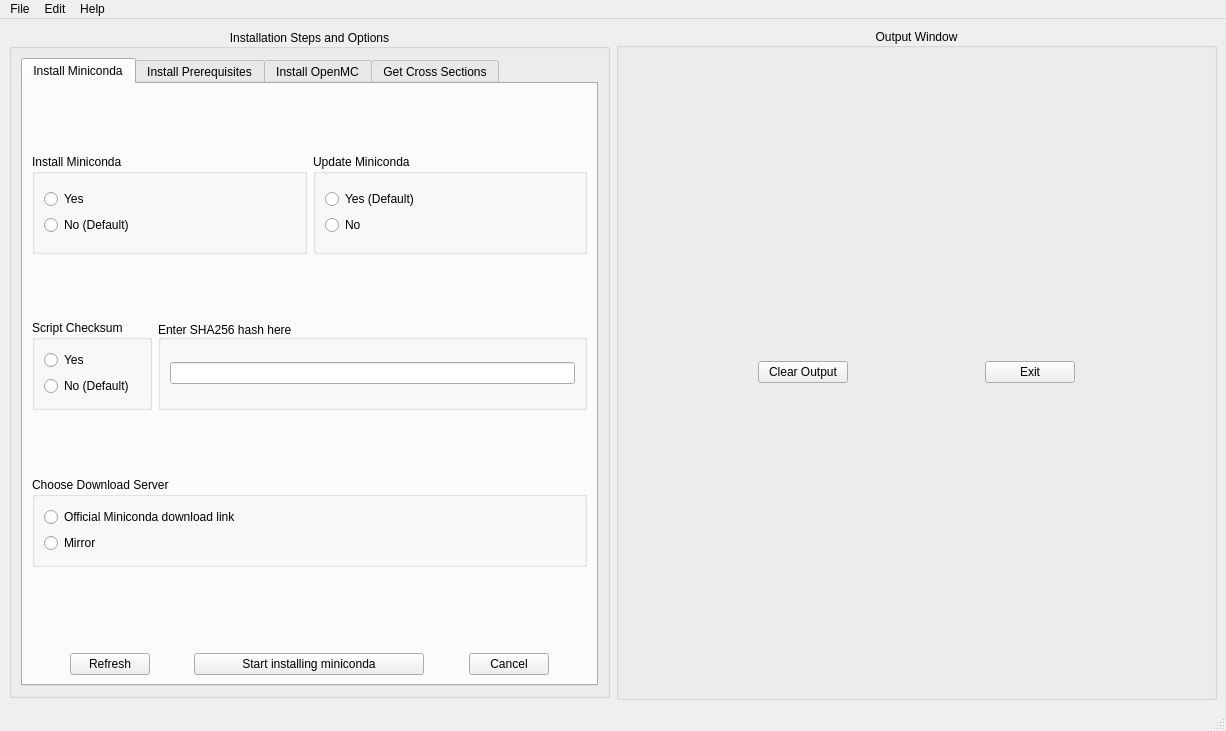
Old version of the form src/ui/GUI_Install.ui in the repository tarekbardouni/ERSN-OpenMC-Py.
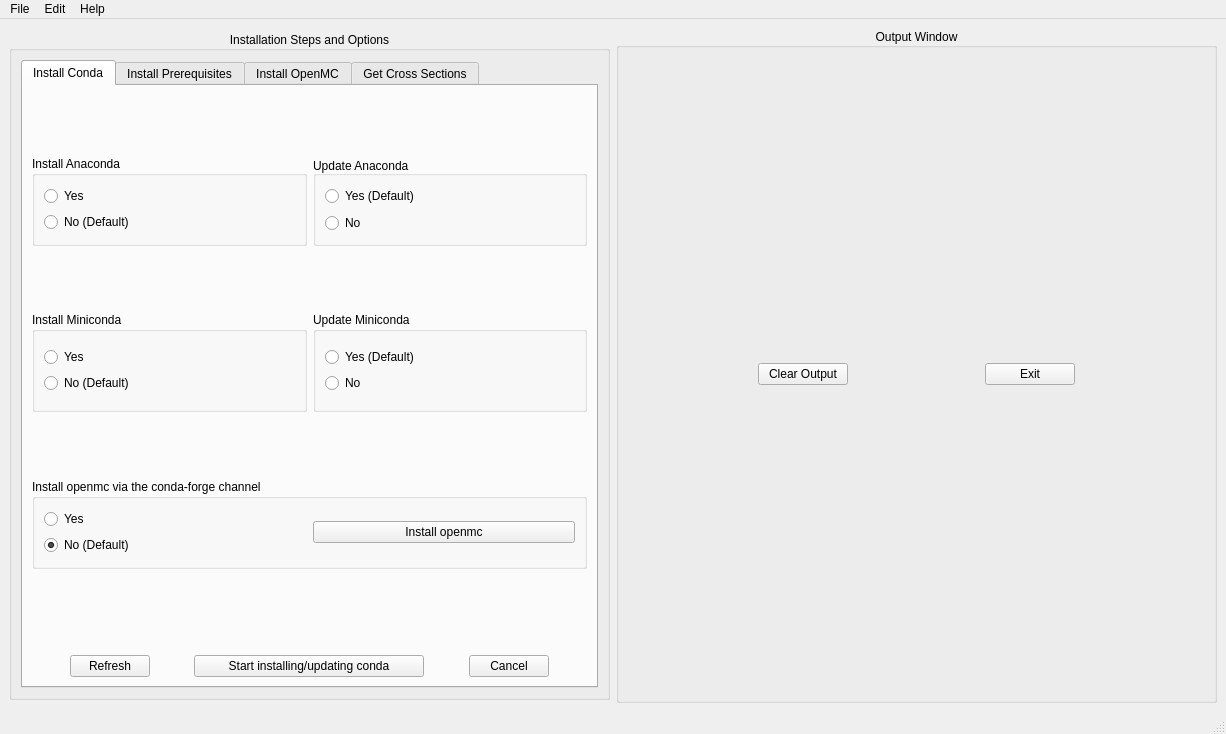
New version of the form. The open tabs and pages were chosen to show the change.

Commit message: ERSN-OpenMC-Py v1.4.1: takes into account photon spectrum with GEB, Keff and tally triggers and fixes minor bugs

Patch:
```diff
--- a/src/ui/GUI_Install.ui
+++ b/src/ui/GUI_Install.ui
@@ -7,7 +7,7 @@
     <x>0</x>
     <y>0</y>
     <width>1226</width>
-    <height>731</height>
+    <height>734</height>
    </rect>
   </property>
   <property name="windowTitle">
@@ -52,23 +52,10 @@
          </property>
          <widget class="QWidget" name="tab_in_miniconda">
           <attribute name="title">
-           <string>Install Miniconda</string>
+           <string>Install Conda</string>
           </attribute>
           <layout class="QGridLayout" name="gridLayout_8">
            <item row="6" column="0">
-            <spacer name="verticalSpacer">
-             <property name="orientation">
-              <enum>Qt::Vertical</enum>
-             </property>
-             <property name="sizeHint" stdset="0">
-              <size>
-               <width>20</width>
-               <height>80</height>
-              </size>
-             </property>
-            </spacer>
-           </item>
-           <item row="4" column="0">
             <spacer name="verticalSpacer_7">
              <property name="orientation">
               <enum>Qt::Vertical</enum>
@@ -81,183 +68,7 @@
              </property>
             </spacer>
            </item>
-           <item row="2" column="0">
-            <spacer name="verticalSpacer_8">
-             <property name="orientation">
-              <enum>Qt::Vertical</enum>
-             </property>
-             <property name="sizeHint" stdset="0">
-              <size>
-               <width>20</width>
-               <height>40</height>
-              </size>
-             </property>
-            </spacer>
-           </item>
-           <item row="3" column="0">
-            <layout class="QHBoxLayout" name="horizontalLayout_11">
-             <item>
-              <widget class="QGroupBox" name="Python_Version_gB_2">
-               <property name="minimumSize">
-                <size>
-                 <width>0</width>
-                 <height>10</height>
-                </size>
-               </property>
-               <property name="maximumSize">
-                <size>
-                 <width>200</width>
-                 <height>90</height>
-                </size>
-               </property>
-               <property name="title">
-                <string>Script Checksum</string>
-               </property>
-               <layout class="QGridLayout" name="gridLayout_11">
-                <item row="0" column="0">
-                 <layout class="QVBoxLayout" name="verticalLayout_23">
-                  <item>
-                   <widget class="QRadioButton" name="rB_yes_checksum">
-                    <property name="text">
-                     <string>Yes</string>
-                    </property>
-                   </widget>
-                  </item>
-                  <item>
-                   <widget class="QRadioButton" name="rB_no_checksum">
-                    <property name="text">
-                     <string>No (Default)</string>
-                    </property>
-                   </widget>
-                  </item>
-                 </layout>
-                </item>
-               </layout>
-              </widget>
-             </item>
-             <item>
-              <widget class="QGroupBox" name="groupBox_23">
-               <property name="minimumSize">
-                <size>
-                 <width>0</width>
-                 <height>90</height>
-                </size>
-               </property>
-               <property name="maximumSize">
-                <size>
-                 <width>16777215</width>
-                 <height>90</height>
-                </size>
-               </property>
-               <property name="title">
-                <string>Enter SHA256 hash here</string>
-               </property>
-               <property name="alignment">
-                <set>Qt::AlignBottom|Qt::AlignLeading|Qt::AlignLeft</set>
-               </property>
-               <layout class="QGridLayout" name="gridLayout_10">
-                <item row="0" column="0">
-                 <widget class="QLineEdit" name="lineEdit_SHA256">
-                  <property name="text">
-                   <string/>
-                  </property>
-                 </widget>
-                </item>
-               </layout>
-              </widget>
-             </item>
-            </layout>
-           </item>
-           <item row="7" column="0">
-            <layout class="QHBoxLayout" name="horizontalLayout_10">
-             <item>
-              <spacer name="horizontalSpacer_12">
-               <property name="orientation">
-                <enum>Qt::Horizontal</enum>
-               </property>
-               <property name="sizeHint" stdset="0">
-                <size>
-                 <width>40</width>
-                 <height>20</height>
-                </size>
-               </property>
-              </spacer>
-             </item>
-             <item>
-              <widget class="QPushButton" name="pB_Refresh_conda">
-               <property name="text">
-                <string>Refresh</string>
-               </property>
-              </widget>
-             </item>
-             <item>
-              <spacer name="horizontalSpacer_9">
-               <property name="orientation">
-                <enum>Qt::Horizontal</enum>
-               </property>
-               <property name="sizeHint" stdset="0">
-                <size>
-                 <width>40</width>
-                 <height>20</height>
-                </size>
-               </property>
-              </spacer>
-             </item>
-             <item>
-              <widget class="QPushButton" name="pB_Start_conda">
-               <property name="minimumSize">
-                <size>
-                 <width>230</width>
-                 <height>0</height>
-                </size>
-               </property>
-               <property name="toolTip">
-                <string>&lt;html&gt;&lt;head/&gt;&lt;body&gt;&lt;p&gt;&lt;span style=&quot; color:#008000;&quot;&gt;IMPORTANTE: For changes to take effect, after miniconda installation, close and  re-openyour current shell and the GUI !&lt;/span&gt;&lt;/p&gt;&lt;/body&gt;&lt;/html&gt;</string>
-               </property>
-               <property name="whatsThis">
-                <string>&lt;html&gt;&lt;head/&gt;&lt;body&gt;&lt;p&gt;&lt;span style=&quot; color:#008000;&quot;&gt;IMPORTANTE: For changes to take effect, after miniconda installation, close and  re-openyour current shell and the GUI !&lt;/span&gt;&lt;/p&gt;&lt;/body&gt;&lt;/html&gt;</string>
-               </property>
-               <property name="text">
-                <string>Start installing miniconda</string>
-               </property>
-              </widget>
-             </item>
-             <item>
-              <spacer name="horizontalSpacer_10">
-               <property name="orientation">
-                <enum>Qt::Horizontal</enum>
-               </property>
-               <property name="sizeHint" stdset="0">
-                <size>
-                 <width>40</width>
-                 <height>20</height>
-                </size>
-               </property>
-              </spacer>
-             </item>
-             <item>
-              <widget class="QPushButton" name="pB_Cancel_conda">
-               <property name="text">
-                <string>Cancel</string>
-               </property>
-              </widget>
-             </item>
-             <item>
-              <spacer name="horizontalSpacer_13">
-               <property name="orientation">
-                <enum>Qt::Horizontal</enum>
-               </property>
-               <property name="sizeHint" stdset="0">
-                <size>
-                 <width>40</width>
-                 <height>20</height>
-                </size>
-               </property>
-              </spacer>
-             </item>
-            </layout>
-           </item>
-           <item row="1" column="0">
+           <item row="5" column="0">
             <layout class="QHBoxLayout" name="horizontalLayout_3">
              <item>
               <widget class="QGroupBox" name="groupBox_17">
@@ -339,7 +150,20 @@
              </item>
             </layout>
            </item>
-           <item row="5" column="0">
+           <item row="0" column="0">
+            <spacer name="verticalSpacer_9">
+             <property name="orientation">
+              <enum>Qt::Vertical</enum>
+             </property>
+             <property name="sizeHint" stdset="0">
+              <size>
+               <width>20</width>
+               <height>40</height>
+              </size>
+             </property>
+            </spacer>
+           </item>
+           <item row="7" column="0">
             <layout class="QHBoxLayout" name="horizontalLayout_12">
              <item>
               <widget class="QGroupBox" name="Python_Version_gB_3">
@@ -356,25 +180,39 @@
                 </size>
                </property>
                <property name="title">
-                <string>Choose Download Server</string>
+                <string>Install openmc via the conda-forge channel</string>
                </property>
-               <layout class="QGridLayout" name="gridLayout_12">
+               <layout class="QGridLayout" name="gridLayout_48">
                 <item row="0" column="0">
-                 <layout class="QVBoxLayout" name="verticalLayout_22">
+                 <layout class="QVBoxLayout" name="verticalLayout_3">
                   <item>
                    <widget class="QRadioButton" name="rB_CONDA_URL">
                     <property name="text">
-                     <string>Official Miniconda download link</string>
+                     <string>Yes</string>
                     </property>
                    </widget>
                   </item>
                   <item>
-                   <widget class="QRadioButton" name="rB_MIRROR_URL">
-                    <property name="enabled">
+                   <widget class="QRadioButton" name="rB_no_openmc">
+                    <property name="text">
+                     <string>No (Default)</string>
+                    </property>
+                    <property name="checked">
                      <bool>true</bool>
                     </property>
+                    <attribute name="buttonGroup">
+                     <string notr="true">buttonGroup_5</string>
+                    </attribute>
+                   </widget>
+                  </item>
+                 </layout>
+                </item>
+                <item row="0" column="1">
+                 <layout class="QGridLayout" name="gridLayout_12">
+                  <item row="0" column="0">
+                   <widget class="QPushButton" name="PB_Inst_OpenMC_conda">
                     <property name="text">
-                     <string>Mirror</string>
+                     <string>Install openmc</string>
                     </property>
                    </widget>
                   </item>
@@ -385,8 +223,197 @@
              </item>
             </layout>
            </item>
-           <item row="0" column="0">
-            <spacer name="verticalSpacer_9">
+           <item row="11" column="0">
+            <layout class="QHBoxLayout" name="horizontalLayout_10">
+             <item>
+              <spacer name="horizontalSpacer_12">
+               <property name="orientation">
+                <enum>Qt::Horizontal</enum>
+               </property>
+               <property name="sizeHint" stdset="0">
+                <size>
+                 <width>40</width>
+                 <height>20</height>
+                </size>
+               </property>
+              </spacer>
+             </item>
+             <item>
+              <widget class="QPushButton" name="pB_Refresh_conda">
+               <property name="text">
+                <string>Refresh</string>
+               </property>
+              </widget>
+             </item>
+             <item>
+              <spacer name="horizontalSpacer_9">
+               <property name="orientation">
+                <enum>Qt::Horizontal</enum>
+               </property>
+               <property name="sizeHint" stdset="0">
+                <size>
+                 <width>40</width>
+                 <height>20</height>
+                </size>
+               </property>
+              </spacer>
+             </item>
+             <item>
+              <widget class="QPushButton" name="pB_Start_conda">
+               <property name="minimumSize">
+                <size>
+                 <width>230</width>
+                 <height>0</height>
+                </size>
+               </property>
+               <property name="toolTip">
+                <string>&lt;html&gt;&lt;head/&gt;&lt;body&gt;&lt;p&gt;&lt;span style=&quot; color:#008000;&quot;&gt;IMPORTANTE: For changes to take effect, after miniconda installation, close and  re-openyour current shell and the GUI !&lt;/span&gt;&lt;/p&gt;&lt;/body&gt;&lt;/html&gt;</string>
+               </property>
+               <property name="whatsThis">
+                <string>&lt;html&gt;&lt;head/&gt;&lt;body&gt;&lt;p&gt;&lt;span style=&quot; color:#008000;&quot;&gt;IMPORTANTE: For changes to take effect, after miniconda installation, close and  re-openyour current shell and the GUI !&lt;/span&gt;&lt;/p&gt;&lt;/body&gt;&lt;/html&gt;</string>
+               </property>
+               <property name="text">
+                <string>Start installing/updating conda</string>
+               </property>
+              </widget>
+             </item>
+             <item>
+              <spacer name="horizontalSpacer_10">
+               <property name="orientation">
+                <enum>Qt::Horizontal</enum>
+               </property>
+               <property name="sizeHint" stdset="0">
+                <size>
+                 <width>40</width>
+                 <height>20</height>
+                </size>
+               </property>
+              </spacer>
+             </item>
+             <item>
+              <widget class="QPushButton" name="pB_Cancel_conda">
+               <property name="text">
+                <string>Cancel</string>
+               </property>
+              </widget>
+             </item>
+             <item>
+              <spacer name="horizontalSpacer_13">
+               <property name="orientation">
+                <enum>Qt::Horizontal</enum>
+               </property>
+               <property name="sizeHint" stdset="0">
+                <size>
+                 <width>40</width>
+                 <height>20</height>
+                </size>
+               </property>
+              </spacer>
+             </item>
+            </layout>
+           </item>
+           <item row="8" column="0">
+            <spacer name="verticalSpacer">
+             <property name="orientation">
+              <enum>Qt::Vertical</enum>
+             </property>
+             <property name="sizeHint" stdset="0">
+              <size>
+               <width>20</width>
+               <height>80</height>
+              </size>
+             </property>
+            </spacer>
+           </item>
+           <item row="3" column="0">
+            <layout class="QHBoxLayout" name="horizontalLayout_11">
+             <item>
+              <widget class="QGroupBox" name="Python_Version_gB_2">
+               <property name="minimumSize">
+                <size>
+                 <width>0</width>
+                 <height>10</height>
+                </size>
+               </property>
+               <property name="maximumSize">
+                <size>
+                 <width>1111111</width>
+                 <height>90</height>
+                </size>
+               </property>
+               <property name="title">
+                <string>Install Anaconda</string>
+               </property>
+               <layout class="QGridLayout" name="gridLayout_11">
+                <item row="0" column="0">
+                 <layout class="QVBoxLayout" name="verticalLayout_23">
+                  <item>
+                   <widget class="QRadioButton" name="rB_yes_anaconda">
+                    <property name="text">
+                     <string>Yes</string>
+                    </property>
+                    <attribute name="buttonGroup">
+                     <string notr="true">buttonGroup_6</string>
+                    </attribute>
+                   </widget>
+                  </item>
+                  <item>
+                   <widget class="QRadioButton" name="rB_no_anaconda">
+                    <property name="text">
+                     <string>No (Default)</string>
+                    </property>
+                    <attribute name="buttonGroup">
+                     <string notr="true">buttonGroup_6</string>
+                    </attribute>
+                   </widget>
+                  </item>
+                 </layout>
+                </item>
+               </layout>
+              </widget>
+             </item>
+             <item>
+              <widget class="QGroupBox" name="groupBox_23">
+               <property name="minimumSize">
+                <size>
+                 <width>0</width>
+                 <height>90</height>
+                </size>
+               </property>
+               <property name="maximumSize">
+                <size>
+                 <width>16777215</width>
+                 <height>90</height>
+                </size>
+               </property>
+               <property name="title">
+                <string>Update Anaconda</string>
+               </property>
+               <property name="alignment">
+                <set>Qt::AlignBottom|Qt::AlignLeading|Qt::AlignLeft</set>
+               </property>
+               <layout class="QGridLayout" name="gridLayout_10">
+                <item row="0" column="0">
+                 <widget class="QRadioButton" name="rB_yes_update_anaconda">
+                  <property name="text">
+                   <string>Yes (Default)</string>
+                  </property>
+                 </widget>
+                </item>
+                <item row="1" column="0">
+                 <widget class="QRadioButton" name="rB_no_update_anaconda">
+                  <property name="text">
+                   <string>No</string>
+                  </property>
+                 </widget>
+                </item>
+               </layout>
+              </widget>
+             </item>
+            </layout>
+           </item>
+           <item row="4" column="0">
+            <spacer name="verticalSpacer_8">
              <property name="orientation">
               <enum>Qt::Vertical</enum>
              </property>
```
Left out of the diff: 98 changed lines with no effect on the pictures. The commit also changes 43 other files.
